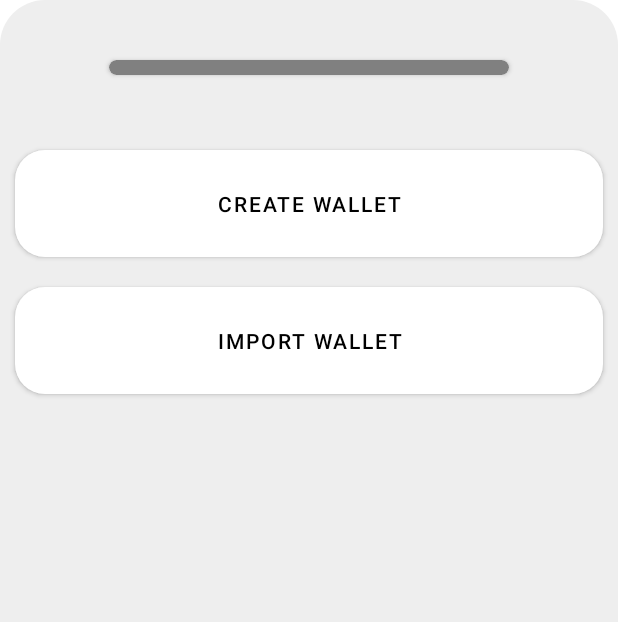
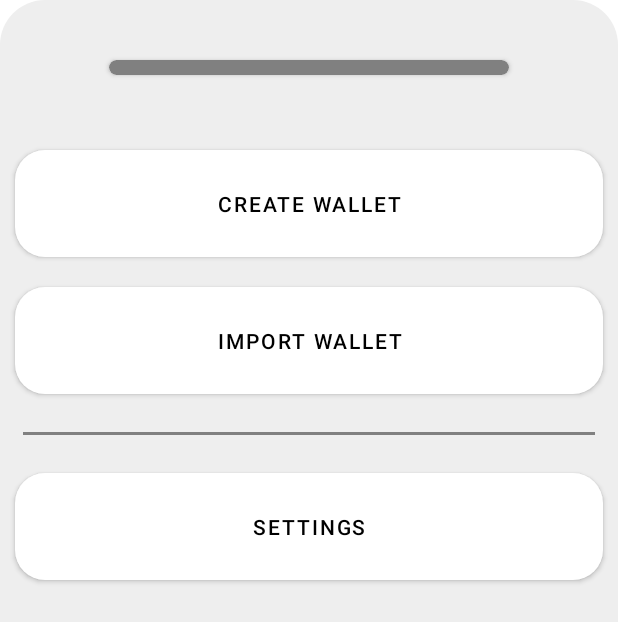
Before and after one commit to danielml3/MaterialWallet, an Android app: the screen it shows after launch (MainActivity), on a phone screen of 412 x 824 dp. Shown: the top 622 px of the screen. Run offline under Robolectric (Android 15) with nearby library versions, the phone set to English and light mode, and no system bars; libraries missing offline, so code that uses them is left out: io.horizontalsystems.bitcoincore, io.horizontalsystems.bitcoinkit, io.horizontalsystems.hdwalletkit.

Commit message:
app: initial empty settings section
Change-Id: I92d3350fd8b462a12ea3eb4918b342473b9de921

```diff
--- a/app/src/main/kotlin/com/danielml/openwallet/fragments/MainScreenFragment.kt
+++ b/app/src/main/kotlin/com/danielml/openwallet/fragments/MainScreenFragment.kt
@@ -60,6 +60,18 @@ class MainScreenFragment : Fragment() {
             }
         }
 
+        view.findViewById<MaterialButton>(R.id.settings_button).apply {
+            setOnClickListener {
+                val settingsFragment = SettingsFragment()
+                (context as FragmentActivity).supportFragmentManager.beginTransaction()
+                    .setCustomAnimations(R.anim.fade_in, R.anim.fade_out, R.anim.fade_in, R.anim.fade_out)
+                    .replace(R.id.secondary_fragment_container, settingsFragment)
+                    .commit()
+
+                Global.getDraggableWalletContainer(context).shrinkAnimated()
+            }
+        }
+
         Global.walletManager.reattachAllWallets(container)
 
         val handleHeight = Global.getDraggableWalletContainer(context!!).getHandleHeight()
--- a/app/src/main/res/layout/main_screen_fragment.xml
+++ b/app/src/main/res/layout/main_screen_fragment.xml
@@ -96,6 +96,21 @@
                         android:layout_margin="10dp"
                         android:padding="20dp"
                         style="@style/MainMaterialButton"/>
+
+                <View
+                        android:layout_width="match_parent"
+                        android:layout_height="@dimen/divider_height"
+                        android:layout_margin="15dp"
+                        android:background="@color/gray"/>
+
+                <com.google.android.material.button.MaterialButton
+                        android:id="@+id/settings_button"
+                        android:layout_width="match_parent"
+                        android:layout_height="wrap_content"
+                        android:text="@string/settings"
+                        android:layout_margin="10dp"
+                        android:padding="20dp"
+                        style="@style/MainMaterialButton"/>
             </LinearLayout>
         </ScrollView>
     </com.danielml.openwallet.layouts.DraggableLinearLayout>
--- /dev/null
+++ b/app/src/main/res/values/dimens.xml
@@ -0,0 +1,4 @@
+<?xml version="1.0" encoding="utf-8"?>
+<resources>
+    <dimen name="divider_height">2dp</dimen>
+</resources>
--- a/app/src/main/res/values/strings.xml
+++ b/app/src/main/res/values/strings.xml
@@ -26,4 +26,6 @@
 
     <string name="create_wallet">Create wallet</string>
     <string name="wallet_name">Wallet name</string>
+
+    <string name="settings">Settings</string>
 </resources>
```
Also changed, not shown: app/src/main/kotlin/com/danielml/openwallet/fragments/SettingsFragment.kt (added, +22 -0 lines), app/src/main/kotlin/com/danielml/openwallet/managers/SettingsManager.kt (added, +27 -0 lines), app/src/main/res/layout/settings_fragment.xml (added, +11 -0 lines).
